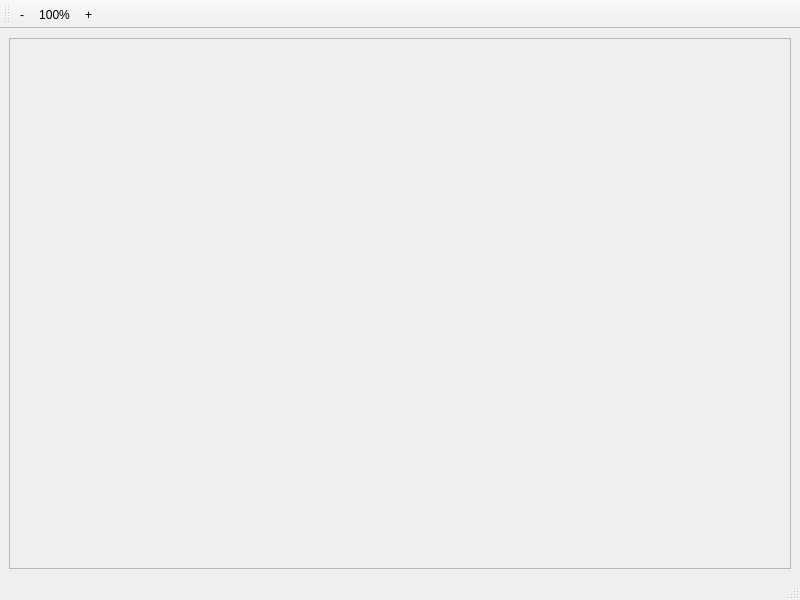
Qt form modules/plot/preview.ui (telekom/qgis_plugin_plot) before a commit.
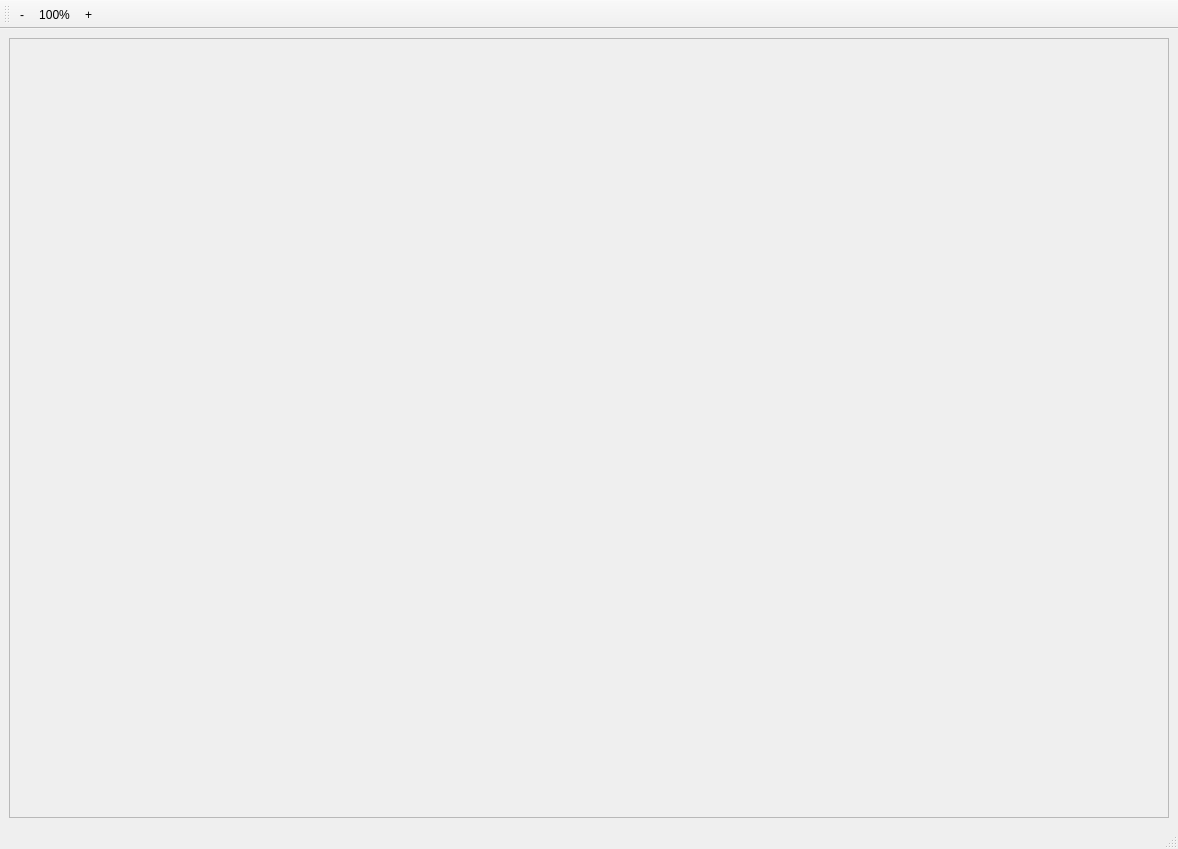
The same form after that commit.

```diff
--- a/modules/plot/preview.ui
+++ b/modules/plot/preview.ui
@@ -6,8 +6,8 @@
    <rect>
     <x>0</x>
     <y>0</y>
-    <width>800</width>
-    <height>600</height>
+    <width>1178</width>
+    <height>849</height>
    </rect>
   </property>
   <property name="windowTitle">
@@ -25,8 +25,8 @@
         <rect>
          <x>0</x>
          <y>0</y>
-         <width>776</width>
-         <height>499</height>
+         <width>1154</width>
+         <height>751</height>
         </rect>
        </property>
       </widget>
```
Left out of the diff: 2 changed lines with no effect on the pictures.
